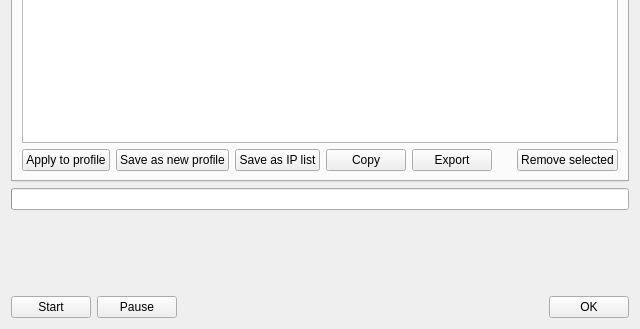
ttrroyy/Rawline, file include/ui/scanner/dialog_scan_instance.ui: the form before one commit; both pictures show x 0 to 640 and y 231 to 560 of the 640 by 560 pixel window.
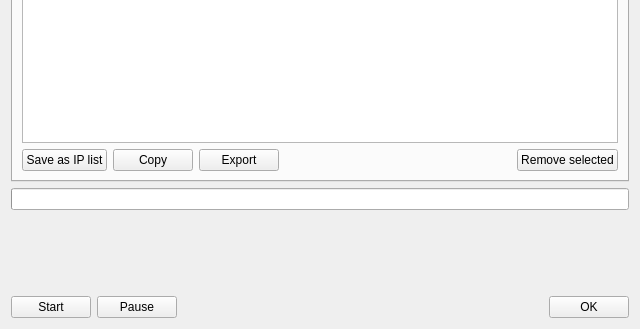
The form after the commit. The open tabs and pages were chosen to show the change. Custom widgets are drawn as their Qt base class.

Commit message: Remove profile DPI tuning and fix desktop test and theme interactions

Patch:
```diff
--- a/include/ui/scanner/dialog_scan_instance.ui
+++ b/include/ui/scanner/dialog_scan_instance.ui
@@ -303,26 +303,6 @@
        </item>
        <item>
         <layout class="QHBoxLayout" name="layout_results_buttons">
-         <item>
-          <widget class="QPushButton" name="apply_result">
-           <property name="toolTip">
-            <string>Save the selected variant into the profile.</string>
-           </property>
-           <property name="text">
-            <string>Apply to profile</string>
-           </property>
-          </widget>
-         </item>
-         <item>
-          <widget class="QPushButton" name="save_result_as_profile">
-           <property name="toolTip">
-            <string>Add a copy of the profile with the selected variant.</string>
-           </property>
-           <property name="text">
-            <string>Save as new profile</string>
-           </property>
-          </widget>
-         </item>
          <item>
           <widget class="QPushButton" name="save_as_list">
            <property name="text">
```
The commit also changes 40 other files.
